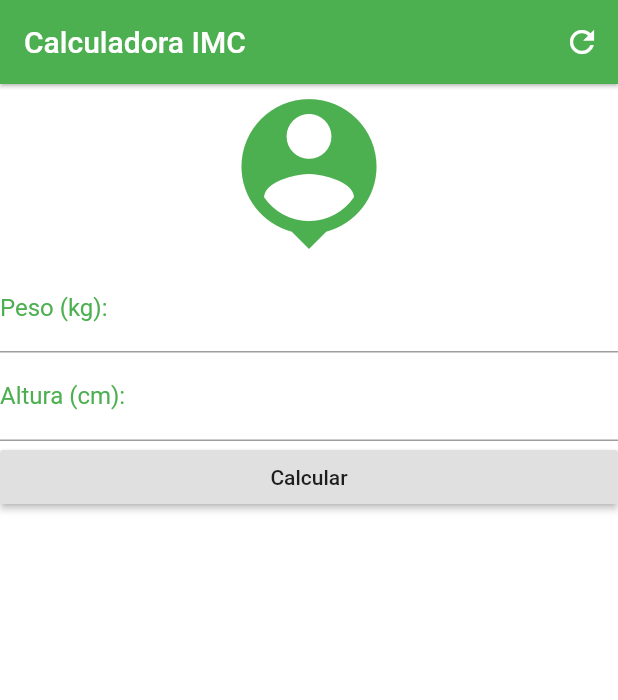
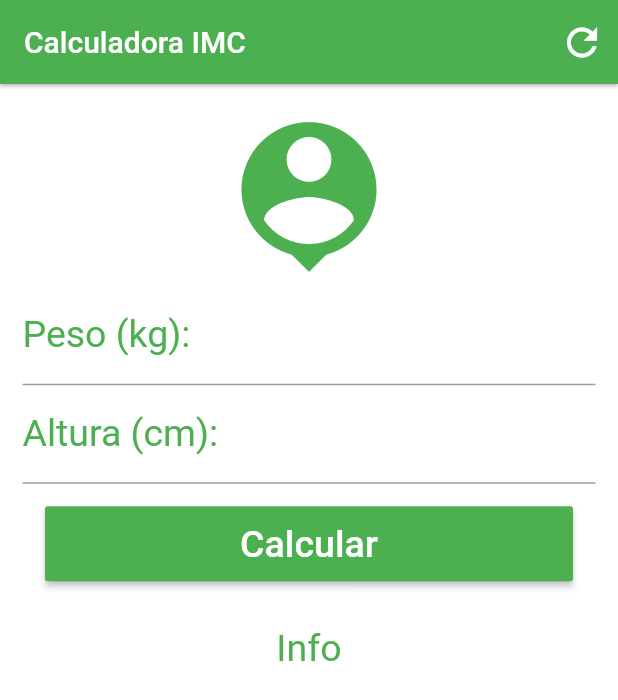
Before and after one commit to rafaelklock/Flutter_app_calculadora_IMC, a Flutter app: the screen it shows after launch, on a phone screen of 412 x 824 dp. Shown: the top 700 px of the screen. Run offline on Flutter 3.47's test engine with Material 2 defaults, Android fonts, the phone set to English and light mode, and no system bars.

Commit message:
first commit

```diff
--- a/lib/main.dart
+++ b/lib/main.dart
@@ -1,3 +1,4 @@
+import 'package:flutter/cupertino.dart';
 import 'package:flutter/material.dart';
 
 void main() {
@@ -11,8 +12,6 @@ class Home extends StatefulWidget {
   _HomeState createState() => _HomeState();
 }
 
-
-
 class _HomeState extends State<Home> {
   @override
   Widget build(BuildContext context) {
@@ -25,11 +24,14 @@ class _HomeState extends State<Home> {
           IconButton(
             icon: Icon(Icons.refresh),
             onPressed: () {},
+            iconSize: 30,
           )
         ],
       ),
       backgroundColor: Colors.white,
-      body: Column(
+      body: SingleChildScrollView(
+        padding: EdgeInsets.fromLTRB(15, 15, 15, 5),
+        child: Column(
           crossAxisAlignment: CrossAxisAlignment.stretch,
           children: <Widget>[
             Icon(Icons.person_pin, size: 120, color: Colors.green),
@@ -39,7 +41,7 @@ class _HomeState extends State<Home> {
               style: TextStyle(color: Colors.green),
               decoration: InputDecoration(
                   labelText: "Peso (kg):",
-                labelStyle: TextStyle(color: Colors.green)),
+                  labelStyle: TextStyle(color: Colors.green, fontSize: 25)),
             ),
             TextField(
               keyboardType: TextInputType.number,
@@ -47,13 +49,35 @@ class _HomeState extends State<Home> {
               style: TextStyle(color: Colors.green),
               decoration: InputDecoration(
                   labelText: "Altura (cm):",
-                labelStyle: TextStyle(color: Colors.green)),
+                  labelStyle: TextStyle(color: Colors.green, fontSize: 25)),
             ),
-          RaisedButton(
+
+            Padding(
+              padding: EdgeInsets.all(15),
+              child:
+              Container(
+                  height: 50.0,
+                  child: RaisedButton(
                     onPressed: () {},
-            child: Text("Calcular"),
+                    child: Text("Calcular",
+                        style: TextStyle(color: Colors.white, fontSize: 25)),
+                    color: Colors.green,
+                  )),
+
+            ),
+
+
+            Padding(
+              padding: EdgeInsets.fromLTRB(15, 15, 15, 15),
+              child: Text(
+                "Info",
+                textAlign: TextAlign.center,
+                style: TextStyle(color: Colors.green, fontSize: 25),
+              ),
             )
+
           ],
+        ),
       ),
     );
   }
```
Lines whose indentation alone changed are shown as unchanged.
